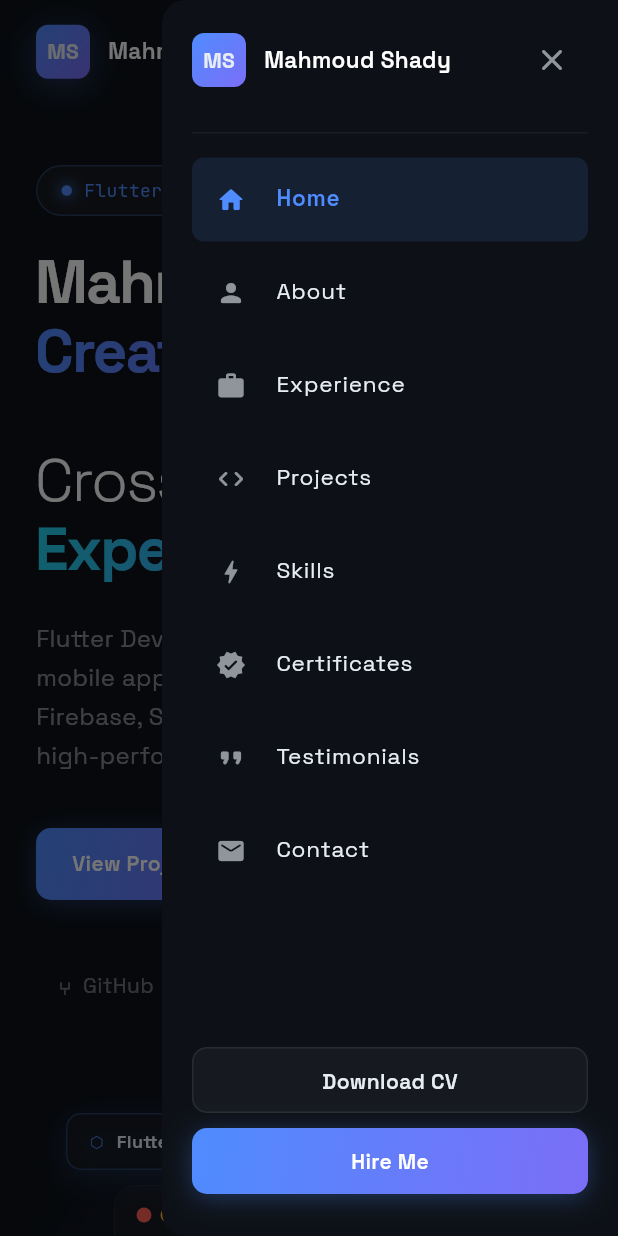
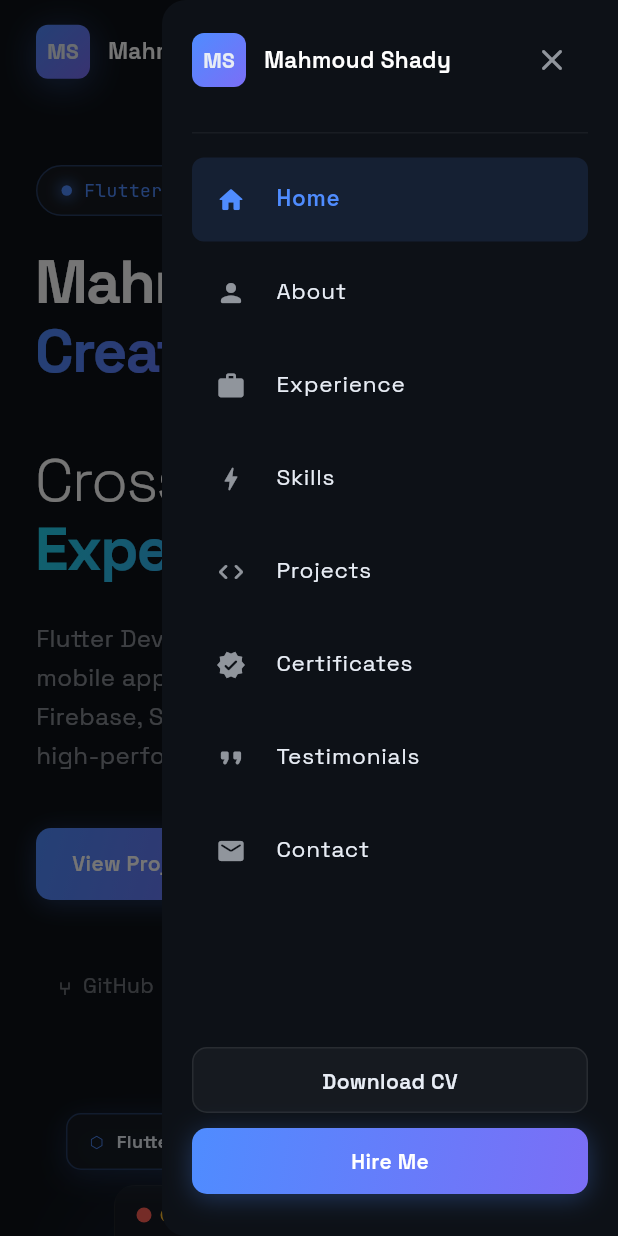
Before and after one commit to Mahmoudshady20/mahmoud-portfolio, a Flutter app: the screen it shows after launch, with the side drawer open, on a phone screen of 412 x 824 dp. Run offline on Flutter 3.47's test engine with Material 3 defaults, Android fonts, the phone set to English and light mode, and no system bars; our stand-ins replace equatable, flutter_bloc, get_it.

Commit message:
feat: implement dynamic scroll-based active section tracking and navigation with improved UI responsiveness

```diff
--- a/lib/core/responsive/breakpoints.dart
+++ b/lib/core/responsive/breakpoints.dart
@@ -3,5 +3,5 @@ abstract class Breakpoints {
   static const double tabletMin = 768.0;
   static const double tabletMax = 1023.0;
   static const double desktopMin = 1024.0;
-  static const double maxContentWidth = 1143.0;
+  static const double maxContentWidth = 1280.0;
 }
--- a/lib/features/portfolio/presentation/pages/portfolio_page.dart
+++ b/lib/features/portfolio/presentation/pages/portfolio_page.dart
@@ -34,7 +34,10 @@ class _PortfolioPageState extends State<PortfolioPage> {
       key: _scaffoldKey,
       backgroundColor: AppColors.background,
       endDrawer: const MobileDrawer(),
-      body: Stack(
+      body: SizedBox(
+        width: double.infinity,
+        height: double.infinity,
+        child: Stack(
           children: [
             SingleChildScrollView(
               controller: navCubit.scrollController,
@@ -42,41 +45,58 @@ class _PortfolioPageState extends State<PortfolioPage> {
                 crossAxisAlignment: CrossAxisAlignment.stretch,
                 children: [
                   const SizedBox(height: 70),
-                Container(
+                  SizedBox(
                     key: navCubit.sectionKeys['home'],
+                    width: double.infinity,
                     child: const HeroSection(),
                   ),
-                const StatsSection(),
-                Container(
+                  const SizedBox(
+                    width: double.infinity,
+                    child: StatsSection(),
+                  ),
+                  SizedBox(
                     key: navCubit.sectionKeys['about'],
+                    width: double.infinity,
                     child: const AboutSection(),
                   ),
-                Container(
+                  SizedBox(
                     key: navCubit.sectionKeys['experience'],
+                    width: double.infinity,
                     child: const ExperienceSection(),
                   ),
-                Container(
+                  SizedBox(
                     key: navCubit.sectionKeys['skills'],
+                    width: double.infinity,
                     child: const SkillsSection(),
                   ),
-                Container(
+                  SizedBox(
                     key: navCubit.sectionKeys['projects'],
+                    width: double.infinity,
                     child: const ProjectsSection(),
                   ),
-                const ImpactSection(),
-                Container(
+                  const SizedBox(
+                    width: double.infinity,
+                    child: ImpactSection(),
+                  ),
+                  SizedBox(
                     key: navCubit.sectionKeys['certificates'],
+                    width: double.infinity,
                     child: const CertificatesSection(),
                   ),
-                Container(
+                  SizedBox(
                     key: navCubit.sectionKeys['testimonials'],
+                    width: double.infinity,
                     child: const TestimonialsSection(),
                   ),
-                Container(
+                  SizedBox(
                     key: navCubit.sectionKeys['contact'],
+                    width: double.infinity,
                     child: const ContactSection(),
                   ),
-                const FooterSection(),
+                  const SizedBox(
+                    width: double.infinity,
+                    child: FooterSection(),
+                  ),
                 ],
               ),
             ),
@@ -88,6 +108,7 @@ class _PortfolioPageState extends State<PortfolioPage> {
             ),
           ],
         ),
+      ),
     );
   }
 }
--- a/lib/features/portfolio/presentation/sections/01_header/mobile_drawer.dart
+++ b/lib/features/portfolio/presentation/sections/01_header/mobile_drawer.dart
@@ -23,8 +23,8 @@ class MobileDrawer extends StatelessWidget {
           {'label': AppStrings.navHome, 'key': 'home', 'icon': Icons.home_rounded},
           {'label': AppStrings.navAbout, 'key': 'about', 'icon': Icons.person_rounded},
           {'label': AppStrings.navExperience, 'key': 'experience', 'icon': Icons.work_rounded},
+          {'label': AppStrings.navSkills, 'key': 'skills', 'icon': Icons.bolt_rounded},
           {'label': AppStrings.navProjects, 'key': 'projects', 'icon': Icons.code_rounded},
-          {'label': AppStrings.navSkills, 'key': 'skills', 'icon': Icons.bolt_rounded},
           {'label': AppStrings.navCertificates, 'key': 'certificates', 'icon': Icons.verified_rounded},
           {'label': AppStrings.navTestimonials, 'key': 'testimonials', 'icon': Icons.format_quote_rounded},
           {'label': AppStrings.navContact, 'key': 'contact', 'icon': Icons.mail_rounded},
```
Also changed, not shown: lib/features/portfolio/presentation/cubit/navigation_cubit.dart (+102 -9 lines), lib/features/portfolio/presentation/sections/01_header/navigation_bar.dart (+9 -6 lines). Lines whose indentation alone changed are shown as unchanged.
